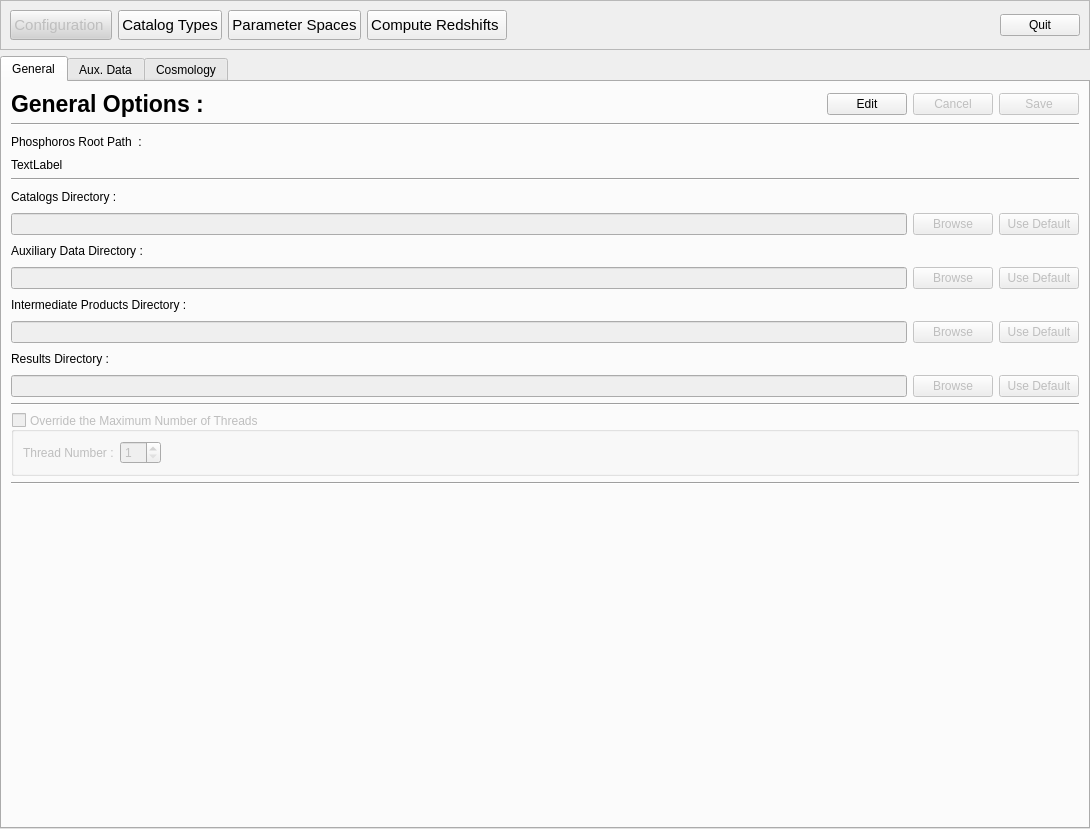
This is PhzQtUI/auxdir/PhzQtUI/FormConfiguration.ui in astrorama/Phosphoros as Qt 5 draws it before an edit. The edited form follows.
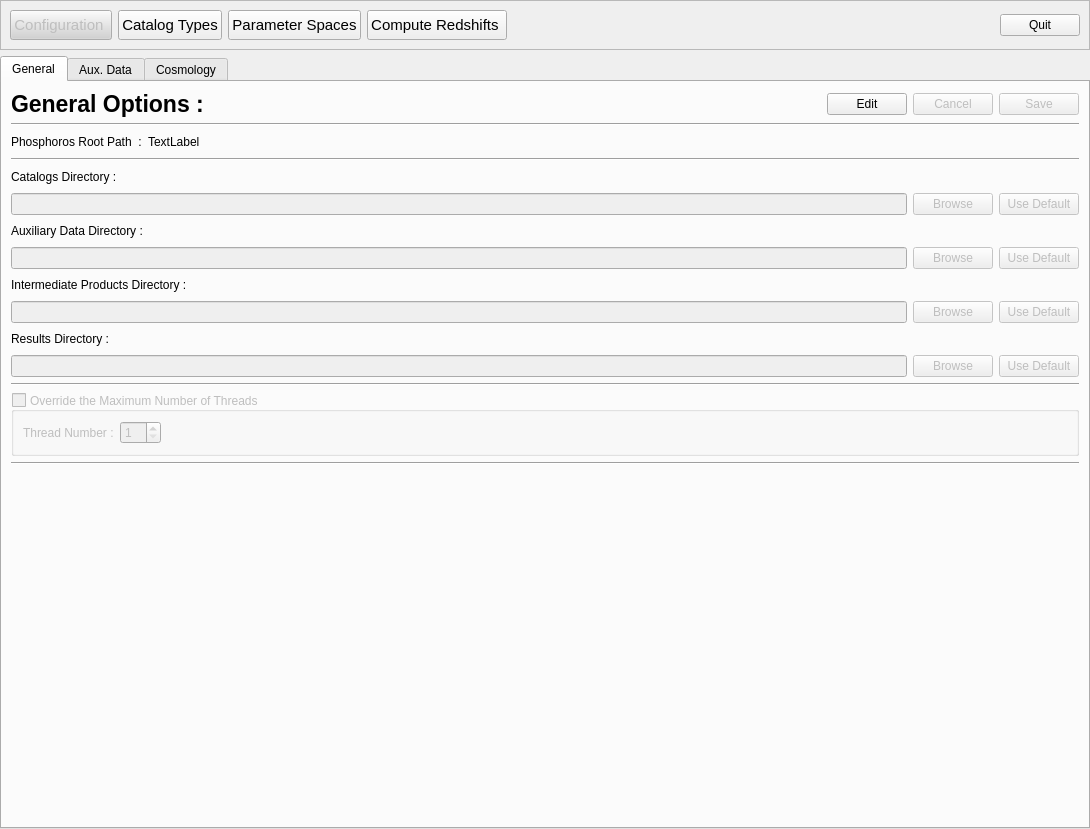
This is the edited form. Custom widgets are drawn as their Qt base class.

Commit message: Show in the GUI the root path at the same line as its description [Redmine issue #12312]

```diff
--- a/PhzQtUI/auxdir/PhzQtUI/FormConfiguration.ui
+++ b/PhzQtUI/auxdir/PhzQtUI/FormConfiguration.ui
@@ -229,6 +229,13 @@
            </property>
           </widget>
          </item>
+         <item>
+          <widget class="QLabel" name="txt_rootDir">
+           <property name="text">
+            <string>TextLabel</string>
+           </property>
+          </widget>
+         </item>
          <item>
           <spacer name="horizontalSpacer_9">
            <property name="orientation">
@@ -245,15 +252,7 @@
         </layout>
        </item>
        <item>
-        <layout class="QHBoxLayout" name="horizontalLayout_6">
-         <item>
-          <widget class="QLabel" name="txt_rootDir">
-           <property name="text">
-            <string>TextLabel</string>
-           </property>
-          </widget>
-         </item>
-        </layout>
+        <layout class="QHBoxLayout" name="horizontalLayout_6"/>
        </item>
        <item>
         <widget class="Line" name="line">
```
